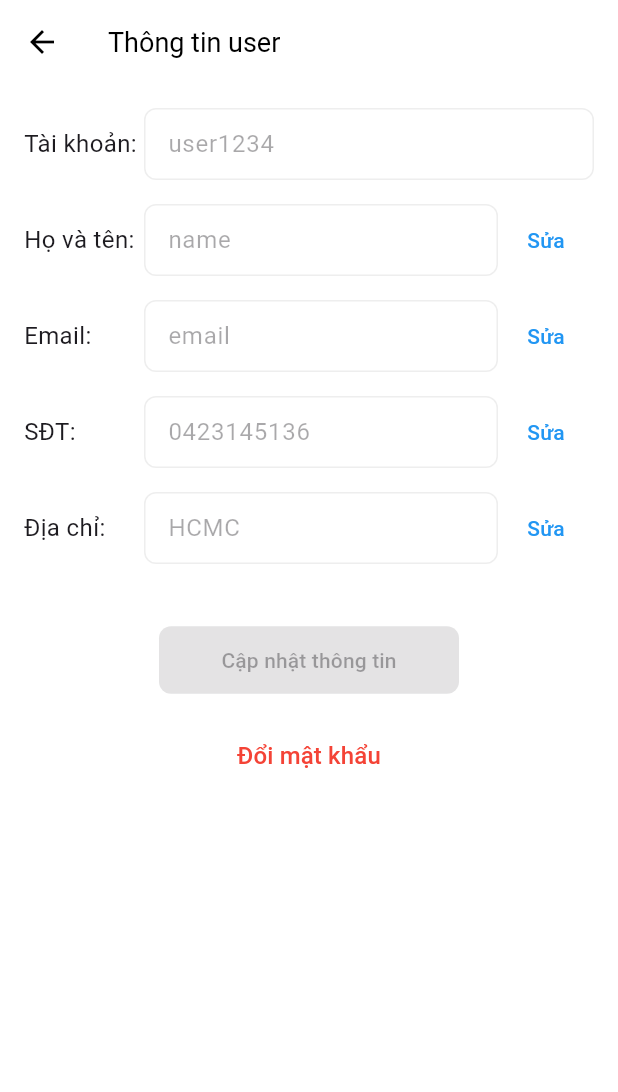
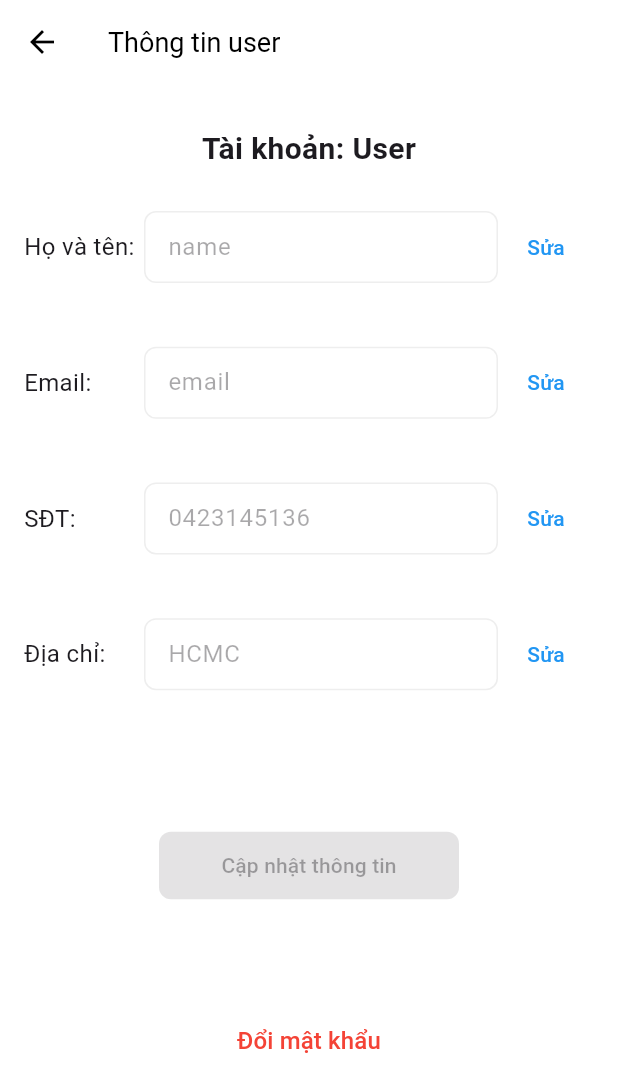
Before and after one commit to TQBao2ca3/DoAnLapTrinhDiDong, a Flutter app: the UserInformation screen opened by its route, on a phone screen of 412 x 824 dp. Shown: the top 1092 px of the screen. Run offline on Flutter 3.47's test engine with Material 3 defaults, Android fonts, the light colour scheme and no system bars; our stand-ins replace curved_navigation_bar, flutter_rating_bar; missing offline and left inert: clippy_flutter, mongo_dart.

Commit message:
update: full file page user

```diff
--- a/lib/main.dart
+++ b/lib/main.dart
@@ -34,7 +34,7 @@ class MyApp extends StatelessWidget {
             ),
         'userAuthentication': (context) => const UserAuthentication(),
         'signUp': (context) => const SignUp(),
-        'changePassword': (context) => const Changepassword(),
+        'changePassword': (context) => const ChangePassword(),
         'userInformation': (context) => const UserInformation(),
       },
     );
--- a/lib/pages/ChangePassword.dart
+++ b/lib/pages/ChangePassword.dart
@@ -1,13 +1,13 @@
 import 'package:flutter/material.dart';
 
-class Changepassword extends StatefulWidget {
-  const Changepassword({super.key});
+class ChangePassword extends StatefulWidget {
+  const ChangePassword({super.key});
 
   @override
   _ChangePasswordState createState() => _ChangePasswordState();
 }
 
-class _ChangePasswordState extends State<Changepassword> {
+class _ChangePasswordState extends State<ChangePassword> {
   @override
   _showError(String message) {
     ScaffoldMessenger.of(context)
--- a/lib/pages/UserInformation.dart
+++ b/lib/pages/UserInformation.dart
@@ -65,12 +65,21 @@ class _UserInformationState extends State<UserInformation> {
         key: _formKey,
         child: SingleChildScrollView(
             padding: const EdgeInsets.all(16),
+            child: Container(
+              constraints: BoxConstraints(
+                  minHeight: MediaQuery.of(context).size.height * 0.8),
               child: Column(
+                mainAxisAlignment: MainAxisAlignment.spaceAround,
                 children: [
-              _buildInfoField(
-                label: 'Tài khoản:',
-                value: _userData['username']!,
-                editable: false,
+                  const Row(
+                    mainAxisAlignment: MainAxisAlignment.center,
+                    children: [
+                      Text(
+                        'Tài khoản: User',
+                        style: TextStyle(
+                            fontSize: 20, fontWeight: FontWeight.bold),
+                      )
+                    ],
                   ),
                   _buildInfoField(
                     label: 'Họ và tên:',
@@ -137,7 +146,7 @@ class _UserInformationState extends State<UserInformation> {
                   ),
                 ],
               ),
-        ),
+            )),
       ),
     );
   }
--- a/lib/pages/userAuthentication.dart
+++ b/lib/pages/userAuthentication.dart
@@ -99,7 +99,7 @@ class _UserAuthenticationState extends State<UserAuthentication> {
                   child: TextButton(
                     onPressed: () {
                       // Xử lý quên mật khẩu
-                      Navigator.pushNamed(context, 'changePassword');
+                      Navigator.pushNamed(context, 'userInformation');
                     },
                     style: TextButton.styleFrom(
                       padding: EdgeInsets.zero,
```
Lines whose indentation alone changed are shown as unchanged.
